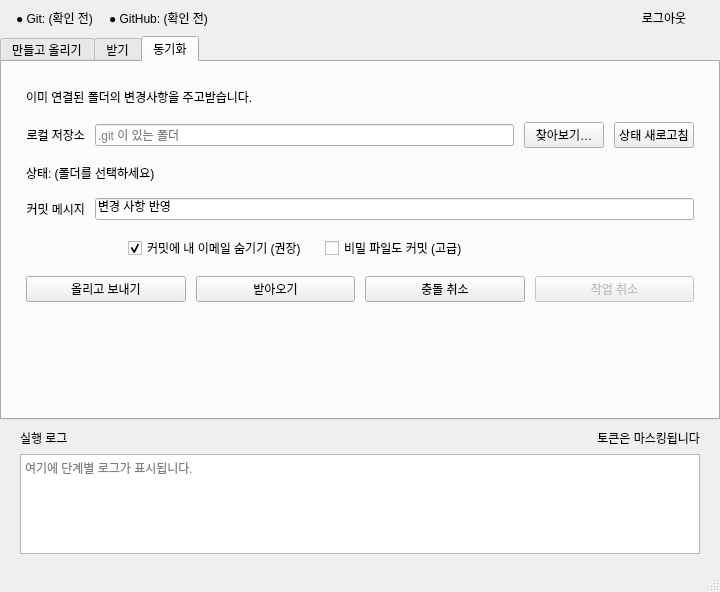
This is ui/main_window.ui in seongbin45/CloneUp as Qt 5 draws it before an edit. The edited form follows.
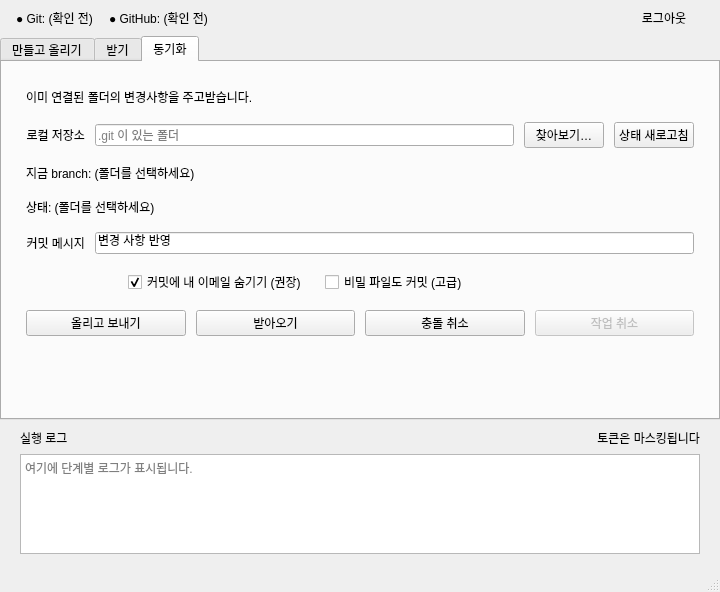
This is the edited form. The open tabs and pages were chosen to show the change.

Commit message:
feat: show current branch prominently on sync tab
Add labelSyncBranch (지금 branch) above status, drop duplicate branch
from summary line, auto-refresh when folder is browsed/pasted/typed
or when navigating to sync after publish/clone.

```diff
--- a/ui/main_window.ui
+++ b/ui/main_window.ui
@@ -703,6 +703,19 @@
           </item>
          </layout>
         </item>
+        <item>
+         <widget class="QLabel" name="labelSyncBranch">
+          <property name="text">
+           <string>지금 branch: (폴더를 선택하세요)</string>
+          </property>
+          <property name="wordWrap">
+           <bool>true</bool>
+          </property>
+          <property name="toolTip">
+           <string>이 폴더에서 지금 작업 중인 Git branch 이름입니다. 「상태 새로고침」으로 다시 읽습니다.</string>
+          </property>
+         </widget>
+        </item>
         <item>
          <widget class="QLabel" name="labelSyncStatus">
           <property name="text">
```
The commit also changes 3 other files.
